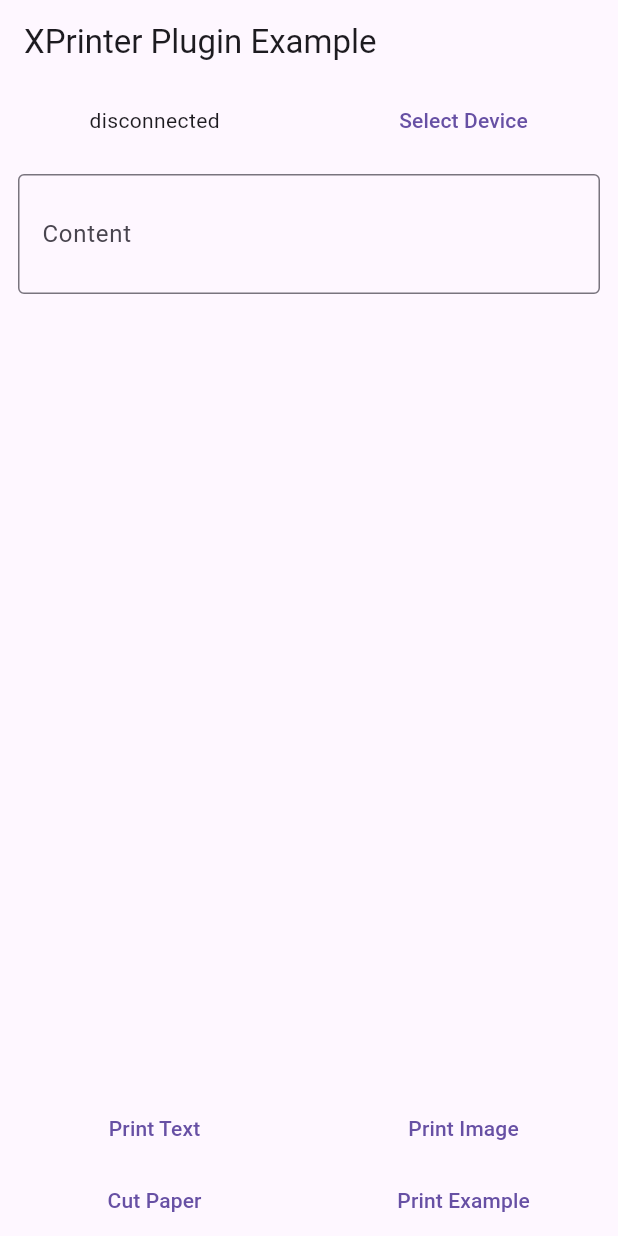
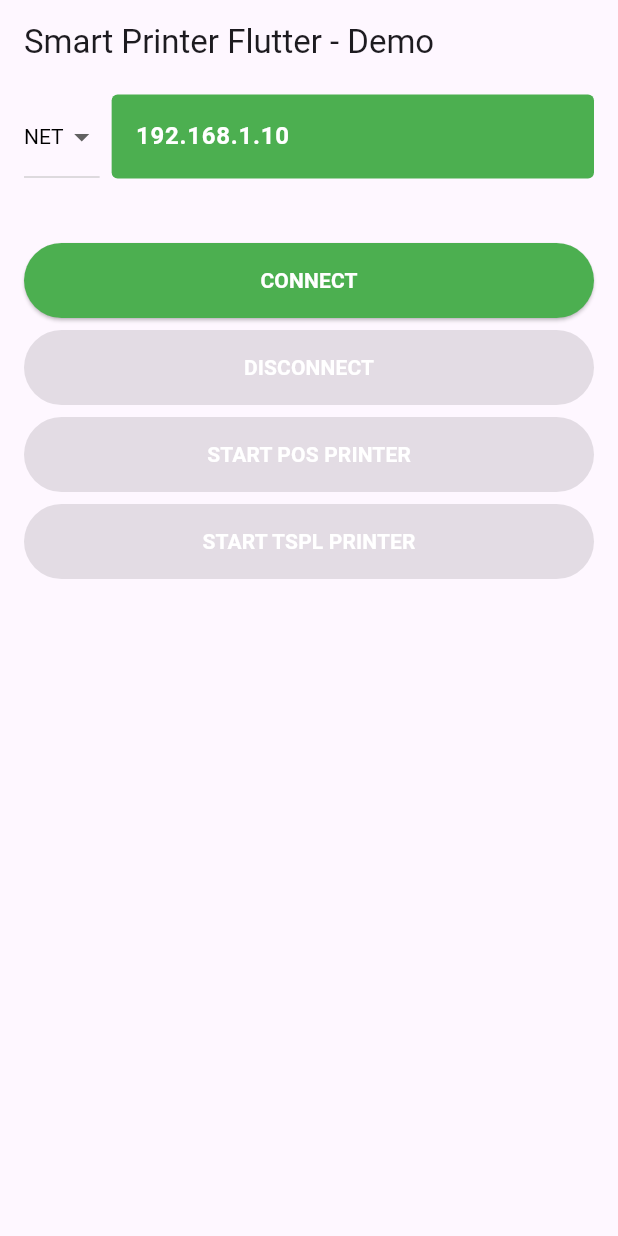
Before and after one commit to handidevproject/smart_printer_flutter, a Flutter app: the screen it shows after launch, on a phone screen of 412 x 824 dp. Run offline on Flutter 3.47's test engine with Material 3 defaults, Android fonts, the phone set to English and light mode, and no system bars; our stand-ins replace device_info_plus, image_picker, permission_handler, plugin_platform_interface.

Commit message:
refactor: restructure example app UI and add printer screens
- Restructure the main example app UI (`main.dart`):
    - Implement a mode selection (NET/BT) dropdown.
    - Add an input field for IP address in NET mode.
    - Reorganize connection logic and UI elements for clarity.
    - Replace previous direct print/cut buttons with navigation to dedicated printer screens.
- Create `PosPrinterScreen`:
    - Provides UI for POS-specific printing functions (text, image, example, cut paper).
    - Takes `SmartPrinterFlutter` plugin instance as a parameter.
    - Disables print buttons if the printer is not connected.
- Create `TsplPrinterScreen`:
    - Provides UI for TSPL-specific printing functions (print text).
    - Takes `SmartPrinterFlutter` plugin instance as a parameter.
    - Disables print buttons if the printer is not connected.
- Update app bar title to "Smart Printer Flutter - Demo".
- Remove unused `_isConnected` state variable and related logic from `main.dart`.
- Ensure Bluetooth permissions are requested when BT mode is selected.

```diff
--- a/example/lib/main.dart
+++ b/example/lib/main.dart
@@ -5,6 +5,8 @@ import 'package:device_info_plus/device_info_plus.dart';
 import 'package:flutter/material.dart';
 import 'package:permission_handler/permission_handler.dart';
 import 'package:smart_printer_flutter/smart_printer_flutter.dart';
+import 'package:smart_printer_flutter_example/screens/pos_printer_screen.dart';
+import 'package:smart_printer_flutter_example/screens/tspl_printer_screen.dart';
 import 'select_device.dart';
 import 'package:image_picker/image_picker.dart';
 import 'package:image/image.dart' as img;
@@ -22,28 +24,29 @@ class MyApp extends StatefulWidget {
 
 class _MyAppState extends State<MyApp> {
   final _plugin = SmartPrinterFlutter();
-  final contentController = TextEditingController();
 
-  bool _isConnected = false;
+  final TextEditingController _ipController =
+  TextEditingController(text: "192.168.1.10");
+
+  final List<String> _modes = ["NET", "BT"];
+
+  String _selectedMode = "NET";
 
   @override
   void initState() {
     super.initState();
+  }
 
-    requestBluetoothPermissions().then((_) {
-      debugPrint("Bluetooth permissions granted");
-      WidgetsBinding.instance.addPostFrameCallback(
-        (_) {
-          _getCurrentState();
-        },
+  void _connect() {
+    ScaffoldMessenger.of(context).showSnackBar(
+      SnackBar(content: Text("Connected via $_selectedMode")),
     );
+  }
 
-      _plugin.statusStream.listen((event) {
-        _getCurrentState();
-      });
-    }).catchError((error) {
-      debugPrint("Error requesting Bluetooth permissions: $error");
-    });
+  void _disconnect() {
+    ScaffoldMessenger.of(context).showSnackBar(
+      const SnackBar(content: Text("Disconnected")),
+    );
   }
 
   Future<void> requestBluetoothPermissions() async {
@@ -73,12 +76,39 @@ class _MyAppState extends State<MyApp> {
     }
   }
 
-  void _getCurrentState() {
-    _plugin.isConnected.then((value) {
-      setState(() {
-        _isConnected = value;
-      });
-    });
+  Widget _buildInputField() {
+    switch (_selectedMode) {
+      case "NET":
+        return Expanded(
+          child: TextField(
+            controller: _ipController,
+            decoration: InputDecoration(
+              filled: true,
+              fillColor: Colors.green,
+              border: OutlineInputBorder(
+                borderRadius: BorderRadius.circular(4),
+                borderSide: BorderSide.none,
+              ),
+            ),
+            style: const TextStyle(
+              color: Colors.white,
+              fontWeight: FontWeight.bold,
+            ),
+          ),
+        );
+      default:
+        return Expanded(
+          child: Container(
+            alignment: Alignment.centerLeft,
+            padding: const EdgeInsets.symmetric(horizontal: 12, vertical: 18),
+            color: Colors.green,
+            child: const Text(
+              "please select device",
+              style: TextStyle(color: Colors.white, fontWeight: FontWeight.bold),
+            ),
+          ),
+        );;
+    }
   }
 
   @override
@@ -86,194 +116,153 @@ class _MyAppState extends State<MyApp> {
     return MaterialApp(
       home: Scaffold(
         appBar: AppBar(
-          title: const Text('XPrinter Plugin Example'),
+          title: const Text('Smart Printer Flutter - Demo'),
         ),
-        body: Column(
+        body: SingleChildScrollView(
+          padding: const EdgeInsets.symmetric(horizontal: 16.0),
+          child: Column(
             children: [
+              // Dropdown + Field
               Row(
-              mainAxisAlignment: MainAxisAlignment.spaceAround,
                 children: [
-                Expanded(
-                  child: StreamBuilder<PrinterStatus>(
+                  DropdownButton<String>(
+                    value: _selectedMode,
+                    dropdownColor: Colors.green,
+                    style: const TextStyle(color: Colors.green),
+                    itemHeight: 70,
+                    items: _modes
+                        .map(
+                          (mode) => DropdownMenuItem(
+                        value: mode,
+                        child: Text(
+                          mode,
+                          style: const TextStyle(color: Colors.black),
+                        ),
+                      ),
+                    )
+                        .toList(),
+                    onChanged: (value) {
+                      setState(() => _selectedMode = value!);
+                      if (_selectedMode == "BT") {
+                        requestBluetoothPermissions().then((_) {
+                          debugPrint("Bluetooth permissions granted");
+                        });
+                      }
+                    },
+                  ),
+                  const SizedBox(width: 8),
+                  _buildInputField(),
+                ],
+              ),
+
+              const SizedBox(height: 36),
+
+              // StreamBuilder untuk listen status koneksi
+              StreamBuilder<PrinterStatus>(
                 stream: _plugin.statusStream,
+                initialData: PrinterStatus(statusInt: 2),
                 builder: (context, snapshot) {
-                      if (snapshot.data == null) {
+                  final status = snapshot.data ?? PrinterStatus(statusInt: 2);
+                  final isConnected = status.status == PeripheralStatus.connected;
+                  final uuid = status.uuid ?? "-";
                   return Column(
                     children: [
-                            _isConnected
-                                ? const Text('connected')
-                                : const Text('disconnected'),
-                            if (_isConnected) _buildDisconnectButton(),
-                          ],
+                      ElevatedButton(
+                        onPressed: () {
+                          if (isConnected) {
+                            if (_selectedMode == "NET") {
+                              _plugin.connectEthernet(_ipController.text);
+                            } else {
+                              _plugin.connectBluetooth(uuid);
+                            }
+                          }
+                        } ,
+                        style: ElevatedButton.styleFrom(
+                          backgroundColor: Colors.green,
+                          minimumSize: const Size(double.infinity, 50),
+                        ),
+                        child: const Text(
+                          "CONNECT",
+                          style: TextStyle(
+                              color: Colors.white,
+                              fontWeight: FontWeight.w700),
+                        ),
+                      ),
+
+                      const SizedBox(height: 8),
+
+                      ElevatedButton(
+                        onPressed: isConnected ? _plugin.disconnect : null,
+                        style: ElevatedButton.styleFrom(
+                          backgroundColor:
+                          isConnected ? Colors.green : Colors.grey,
+                          minimumSize: const Size(double.infinity, 50),
+                        ),
+                        child: const Text(
+                          "DISCONNECT",
+                          style: TextStyle(
+                              color: Colors.white,
+                              fontWeight: FontWeight.w700),
+                        ),
+                      ),
+
+                      const SizedBox(height: 8),
+
+                      ElevatedButton(
+                        onPressed: isConnected
+                            ? () {
+                          Navigator.of(context).push(
+                            MaterialPageRoute(
+                                builder: (context) =>
+                                PosPrinterScreen(plugin: _plugin,)),
                           );
-                      }
-                      return Column(
-                        children: [
-                          Text('${snapshot.data?.status.name}'),
-                          if (snapshot.data?.status ==
-                              PeripheralStatus.connected)
-                            _buildDisconnectButton(),
+                        } : null,
+                        style: ElevatedButton.styleFrom(
+                          backgroundColor:
+                          isConnected ? Colors.green : Colors.grey,
+                          minimumSize: const Size(double.infinity, 50),
+                        ),
+                        child: const Text(
+                          "START POS PRINTER",
+                          style: TextStyle(
+                              color: Colors.white,
+                              fontWeight: FontWeight.w700),
+                        ),
+                      ),
+
+                      const SizedBox(height: 8),
+
+
+                      ElevatedButton(
+                        onPressed: isConnected
+                            ? () {
+                          Navigator.of(context).push(
+                            MaterialPageRoute(
+                                builder: (context) =>
+                                    TsplScreen(plugin: _plugin,)),
+                          );
+                        } : null,
+                        style: ElevatedButton.styleFrom(
+                          backgroundColor:
+                          isConnected ? Colors.green : Colors.grey,
+                          minimumSize: const Size(double.infinity, 50),
+                        ),
+                        child: const Text(
+                          "START TSPL PRINTER",
+                          style: TextStyle(
+                              color: Colors.white,
+                              fontWeight: FontWeight.w700),
+                        ),
+                      ),
+
                     ],
                   );
                 },
               ),
-                ),
-                Expanded(
-                  child: Builder(builder: (context) {
-                    return TextButton(
-                      onPressed: () {
-                        Navigator.of(context)
-                            .push(MaterialPageRoute(builder: (context) {
-                          return SelectDevice(plugin: _plugin);
-                        }));
-                      },
-                      child: const Text('Select Device'),
-                    );
-                  }),
-                ),
             ],
           ),
-            Padding(
-              padding: const EdgeInsets.all(12.0),
-              child: TextFormField(
-                controller: contentController,
-                decoration: const InputDecoration(
-                  border: OutlineInputBorder(),
-                  labelText: 'Content',
-                ),
-                minLines: 2,
-                maxLines: 5,
-              ),
-            ),
-            Expanded(child: Container()),
-            Row(
-              mainAxisAlignment: MainAxisAlignment.spaceAround,
-              children: [
-                Expanded(
-                  child: TextButton(
-                    onPressed: _printText,
-                    child: const Text('Print Text'),
-                  ),
-                ),
-                Expanded(
-                  child: TextButton(
-                    onPressed: _selectImage,
-                    child: const Text('Print Image'),
-                  ),
-                ),
-              ],
-            ),
-            Row(
-              mainAxisAlignment: MainAxisAlignment.spaceAround,
-              children: [
-                Expanded(
-                  child: TextButton(
-                    onPressed: _cutPaper,
-                    child: const Text('Cut Paper'),
-                  ),
-                ),
-                Expanded(
-                  child: TextButton(
-                    onPressed: _printExample,
-                    child: const Text('Print Example'),
-                  ),
-                ),
-              ],
-            ),
-          ],
         ),
       ),
     );
   }
-
-  TextButton _buildDisconnectButton() {
-    return TextButton(
-      onPressed: () {
-        _plugin.disconnect();
-      },
-      child: const Text('Disconnect'),
-    );
 }
-
-  void _printText() {
-    _plugin.posPrintText(contentController.text);
-  }
-
-  void _cutPaper() {
-    _plugin.cutPaper();
-  }
-
-  void _printExample() {
-    _plugin.posPrintText('=======================================');
-    _plugin.posPrintText("Left");
-    _plugin.posPrintText(
-      "Center",
-      align: PTextAlign.center,
-    );
-    _plugin.posPrintText(
-      "Right",
-      align: PTextAlign.right,
-    );
-
-    _plugin.posPrintText('=======================================');
-    _plugin.posPrintText("FontB", attribute: PTextAttribute.fontB);
-    _plugin.posPrintText("Bold", attribute: PTextAttribute.bold);
-    _plugin.posPrintText(
-      "Underline",
-      attribute: PTextAttribute.underline,
-    );
-    _plugin.posPrintText(
-      "Underline2",
-      attribute: PTextAttribute.underline2,
-    );
-    _plugin.posPrintText('=======================================');
-    _plugin.posPrintText(
-      "W1",
-      width: PTextW.w2,
-      height: PTextH.h2,
-    );
-    _plugin.posPrintText(
-      "W2",
-      width: PTextW.w2,
-      height: PTextH.h2,
-    );
-    _plugin.posPrintText(
-      "W3",
-      width: PTextW.w3,
-      height: PTextH.h3,
-    );
-    _plugin.posPrintText(
-      "W4",
-      width: PTextW.w4,
-      height: PTextH.h4,
-    );
-
-    _plugin.cutPaper();
-  }
-
-  void _selectImage() async {
-    final ImagePicker picker = ImagePicker();
-
-    final XFile? image = await picker.pickImage(source: ImageSource.gallery);
-    if (image != null) {
-      _printImage(image);
-    }
-  }
-
-  void _printImage(XFile file) async {
-    final img.Image? image = img.decodeImage(await file.readAsBytes());
-
-    if (image != null) {
-      final img.Image resizedImage = img.copyResize(image, width: 460);
-
-      final List<int> compressedImage = img.encodePng(resizedImage);
-
-      final String base64Image = base64Encode(compressedImage);
-
-      _plugin.posPrintImage(base64Image, 460.0);
-      _plugin.cutPaper();
-    } else {
-      debugPrint('Failed to decode image');
-    }
-  }
-}
```
Also changed, not shown: example/lib/screens/pos_printer_screen.dart (added, +186 -0 lines), example/lib/screens/tspl_printer_screen.dart (added, +74 -0 lines). Lines whose indentation alone changed are shown as unchanged.
